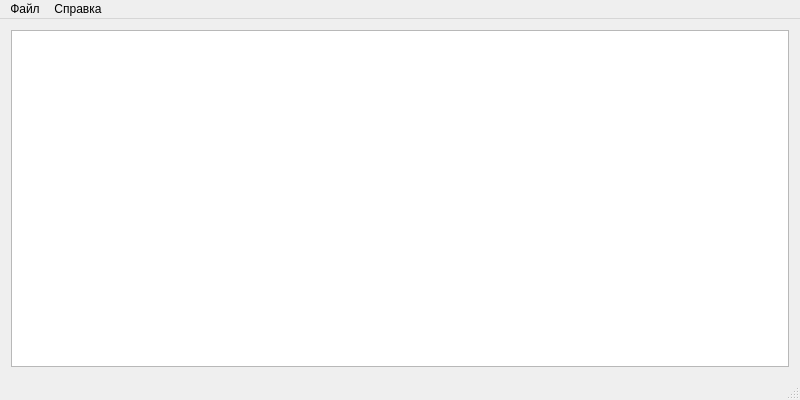
FerKosNik/Text_editor_Marat, file Text_editor/texteditor.ui: the form before one commit.
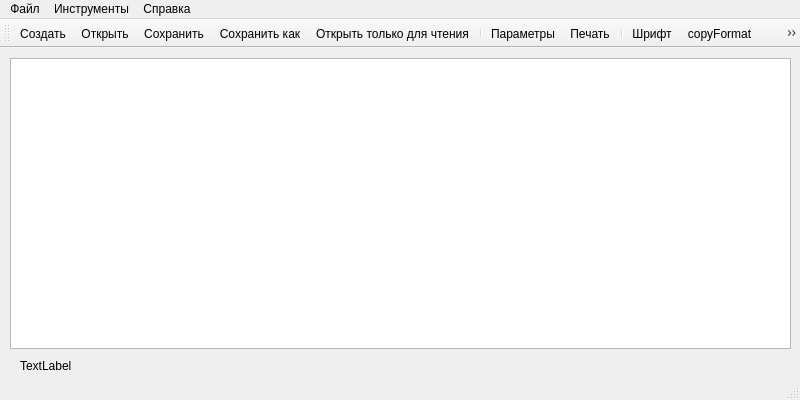
The form after the commit. Icons and pictures are not drawn.

```diff
--- a/Text_editor/texteditor.ui
+++ b/Text_editor/texteditor.ui
@@ -13,12 +13,40 @@
   <property name="windowTitle">
    <string>TextEditor</string>
   </property>
+  <property name="styleSheet">
+   <string notr="true"/>
+  </property>
   <widget class="QWidget" name="centralWidget">
-   <layout class="QVBoxLayout" name="verticalLayout">
-    <item>
-     <widget class="QTextEdit" name="textEdit"/>
-    </item>
-   </layout>
+   <property name="styleSheet">
+    <string notr="true"/>
+   </property>
+   <widget class="QSplitter" name="splitter">
+    <property name="geometry">
+     <rect>
+      <x>10</x>
+      <y>10</y>
+      <width>781</width>
+      <height>291</height>
+     </rect>
+    </property>
+    <property name="orientation">
+     <enum>Qt::Horizontal</enum>
+    </property>
+    <widget class="QTextEdit" name="textEdit"/>
+   </widget>
+   <widget class="QLabel" name="labelInfo">
+    <property name="geometry">
+     <rect>
+      <x>20</x>
+      <y>310</y>
+      <width>751</width>
+      <height>16</height>
+     </rect>
+    </property>
+    <property name="text">
+     <string>TextLabel</string>
+    </property>
+   </widget>
   </widget>
   <widget class="QStatusBar" name="statusBar"/>
   <widget class="QMenuBar" name="menuBar">
@@ -48,9 +76,48 @@
     <addaction name="actionAbout"/>
     <addaction name="separator"/>
    </widget>
+   <widget class="QMenu" name="menu">
+    <property name="title">
+     <string>Инструменты</string>
+    </property>
+    <addaction name="actionSettings"/>
+   </widget>
    <addaction name="menuFile"/>
+   <addaction name="menu"/>
    <addaction name="menuEdit"/>
   </widget>
+  <widget class="QToolBar" name="toolBar">
+   <property name="windowTitle">
+    <string>toolBar</string>
+   </property>
+   <attribute name="toolBarArea">
+    <enum>TopToolBarArea</enum>
+   </attribute>
+   <attribute name="toolBarBreak">
+    <bool>false</bool>
+   </attribute>
+   <addaction name="actionNew"/>
+   <addaction name="actionOpen"/>
+   <addaction name="actionSave"/>
+   <addaction name="actionSave_as"/>
+   <addaction name="actionReadOnly"/>
+   <addaction name="separator"/>
+   <addaction name="actionSettings"/>
+   <addaction name="actionPrint"/>
+   <addaction name="separator"/>
+   <addaction name="actionFont"/>
+   <addaction name="actioncopyFormat"/>
+   <addaction name="actionpasteFormat"/>
+   <addaction name="separator"/>
+   <addaction name="actionLeftAlign"/>
+   <addaction name="actionCenterAlign"/>
+   <addaction name="actionRightAlign"/>
+   <addaction name="actionJustify"/>
+   <addaction name="separator"/>
+   <addaction name="actionDateTime"/>
+   <addaction name="separator"/>
+   <addaction name="actionAbout"/>
+  </widget>
   <action name="actionNew">
    <property name="icon">
     <iconset resource="texteditor.qrc">
@@ -135,6 +202,147 @@
     <string>Справка по текстовому редактору</string>
    </property>
   </action>
+  <action name="actionReadOnly">
+   <property name="icon">
+    <iconset resource="texteditor.qrc">
+     <normaloff>:/images/readOnly.png</normaloff>:/images/readOnly.png</iconset>
+   </property>
+   <property name="text">
+    <string>Открыть только для чтения</string>
+   </property>
+  </action>
+  <action name="actionRussian">
+   <property name="icon">
+    <iconset resource="texteditor.qrc">
+     <normaloff>:/images/Russia.png</normaloff>:/images/Russia.png</iconset>
+   </property>
+   <property name="text">
+    <string>Russian</string>
+   </property>
+  </action>
+  <action name="actionEnglish">
+   <property name="icon">
+    <iconset resource="texteditor.qrc">
+     <normaloff>:/images/English.png</normaloff>:/images/English.png</iconset>
+   </property>
+   <property name="text">
+    <string>English</string>
+   </property>
+  </action>
+  <action name="actionSettings">
+   <property name="icon">
+    <iconset resource="texteditor.qrc">
+     <normaloff>:/images/settings.png</normaloff>:/images/settings.png</iconset>
+   </property>
+   <property name="text">
+    <string>Параметры</string>
+   </property>
+  </action>
+  <action name="actionPrint">
+   <property name="icon">
+    <iconset resource="texteditor.qrc">
+     <normaloff>:/images/print.png</normaloff>:/images/print.png</iconset>
+   </property>
+   <property name="text">
+    <string>Печать</string>
+   </property>
+   <property name="toolTip">
+    <string>Печать</string>
+   </property>
+  </action>
+  <action name="actionFont">
+   <property name="icon">
+    <iconset resource="texteditor.qrc">
+     <normaloff>:/images/font.png</normaloff>:/images/font.png</iconset>
+   </property>
+   <property name="text">
+    <string>Шрифт</string>
+   </property>
+   <property name="toolTip">
+    <string>Вид шрифта</string>
+   </property>
+  </action>
+  <action name="actioncopyFormat">
+   <property name="icon">
+    <iconset resource="texteditor.qrc">
+     <normaloff>:/images/copyFont.png</normaloff>:/images/copyFont.png</iconset>
+   </property>
+   <property name="text">
+    <string>copyFormat</string>
+   </property>
+   <property name="toolTip">
+    <string>Копировать формат</string>
+   </property>
+  </action>
+  <action name="actionpasteFormat">
+   <property name="icon">
+    <iconset resource="texteditor.qrc">
+     <normaloff>:/images/pasteFont.png</normaloff>:/images/pasteFont.png</iconset>
+   </property>
+   <property name="text">
+    <string>pasteFormat</string>
+   </property>
+   <property name="toolTip">
+    <string>Вставить формат</string>
+   </property>
+  </action>
+  <action name="actionLeftAlign">
+   <property name="icon">
+    <iconset resource="texteditor.qrc">
+     <normaloff>:/images/left.png</normaloff>:/images/left.png</iconset>
+   </property>
+   <property name="text">
+    <string>LeftAlign</string>
+   </property>
+   <property name="toolTip">
+    <string>Выравнивание по левому краю</string>
+   </property>
+  </action>
+  <action name="actionCenterAlign">
+   <property name="icon">
+    <iconset resource="texteditor.qrc">
+     <normaloff>:/images/center.png</normaloff>:/images/center.png</iconset>
+   </property>
+   <property name="text">
+    <string>CenterAlign</string>
+   </property>
+   <property name="toolTip">
+    <string>Выравнивание по центру</string>
+   </property>
+  </action>
+  <action name="actionRightAlign">
+   <property name="icon">
+    <iconset resource="texteditor.qrc">
+     <normaloff>:/images/right.png</normaloff>:/images/right.png</iconset>
+   </property>
+   <property name="text">
+    <string>RightAlign</string>
+   </property>
+   <property name="toolTip">
+    <string>Выравнивание по правому краю</string>
+   </property>
+  </action>
+  <action name="actionJustify">
+   <property name="icon">
+    <iconset resource="texteditor.qrc">
+     <normaloff>:/images/justify.png</normaloff>:/images/justify.png</iconset>
+   </property>
+   <property name="text">
+    <string>Justify</string>
+   </property>
+   <property name="toolTip">
+    <string>Выравнивание по ширине</string>
+   </property>
+  </action>
+  <action name="actionDateTime">
+   <property name="icon">
+    <iconset resource="texteditor.qrc">
+     <normaloff>:/images/datetime.png</normaloff>:/images/datetime.png</iconset>
+   </property>
+   <property name="text">
+    <string>DateTime</string>
+   </property>
+  </action>
  </widget>
  <layoutdefault spacing="6" margin="11"/>
  <resources>
```
Left out of the diff: 18 changed lines with no effect on the pictures.
